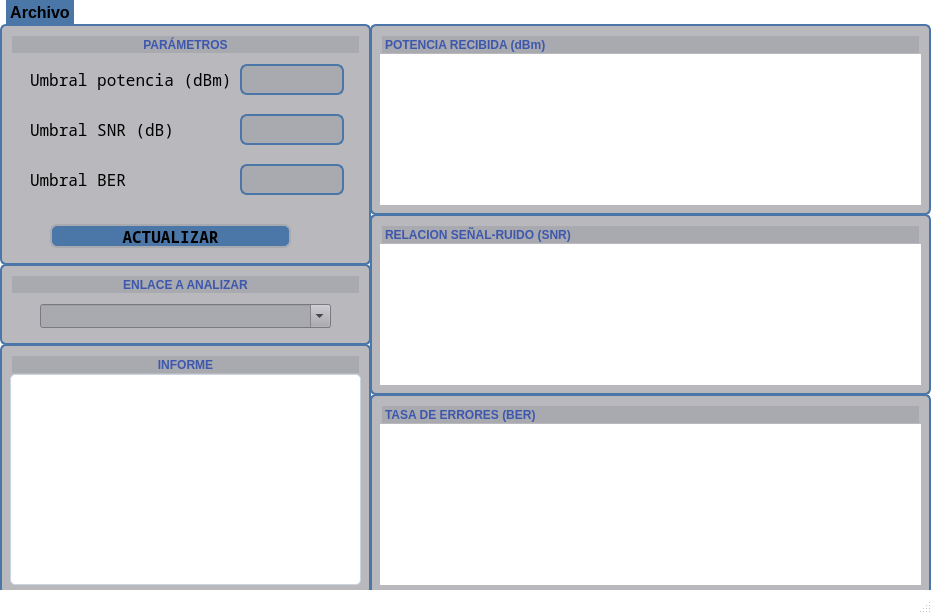
The window that V2/FrontEndProyecto.ui (agusforchettti-png/Proyecto_Py) describes before a commit, drawn with Qt 5.
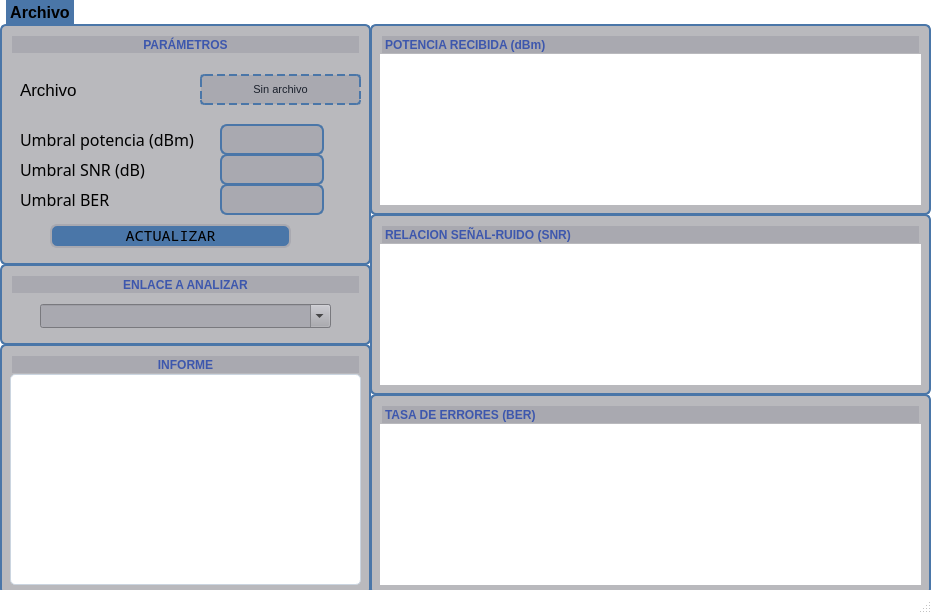
The same window after the commit. Icons and pictures are not drawn.

Commit message: Actualizo interfaz y funciones del proyecto

The edit to the form file:
```diff
--- a/V2/FrontEndProyecto.ui
+++ b/V2/FrontEndProyecto.ui
@@ -113,8 +113,8 @@
     <widget class="QLabel" name="label_7">
      <property name="geometry">
       <rect>
-       <x>30</x>
-       <y>90</y>
+       <x>20</x>
+       <y>130</y>
        <width>221</width>
        <height>31</height>
       </rect>
@@ -230,7 +230,7 @@
      </property>
      <property name="font">
       <font>
-       <family>Noto Sans Mono</family>
+       <family>Sans</family>
        <pointsize>12</pointsize>
        <bold>false</bold>
       </font>
@@ -242,8 +242,8 @@
     <widget class="QLabel" name="label_5">
      <property name="geometry">
       <rect>
-       <x>30</x>
-       <y>140</y>
+       <x>20</x>
+       <y>160</y>
        <width>221</width>
        <height>31</height>
       </rect>
@@ -359,7 +359,7 @@
      </property>
      <property name="font">
       <font>
-       <family>Noto Sans Mono</family>
+       <family>Sans</family>
        <pointsize>12</pointsize>
        <bold>false</bold>
       </font>
@@ -371,8 +371,8 @@
     <widget class="QTextEdit" name="textEdit_4">
      <property name="geometry">
       <rect>
-       <x>240</x>
-       <y>40</y>
+       <x>220</x>
+       <y>100</y>
        <width>104</width>
        <height>31</height>
       </rect>
@@ -513,8 +513,8 @@
     <widget class="QLabel" name="label_6">
      <property name="geometry">
       <rect>
-       <x>30</x>
-       <y>40</y>
+       <x>20</x>
+       <y>100</y>
        <width>221</width>
        <height>31</height>
       </rect>
@@ -630,8 +630,9 @@
      </property>
      <property name="font">
       <font>
-       <family>Noto Sans Mono</family>
+       <family>Sans</family>
        <pointsize>12</pointsize>
+       <italic>false</italic>
        <bold>false</bold>
       </font>
      </property>
@@ -642,8 +643,8 @@
     <widget class="QTextEdit" name="textEdit_3">
      <property name="geometry">
       <rect>
-       <x>240</x>
-       <y>140</y>
+       <x>220</x>
+       <y>160</y>
        <width>104</width>
        <height>31</height>
       </rect>
@@ -784,8 +785,8 @@
     <widget class="QTextEdit" name="textEdit_5">
      <property name="geometry">
       <rect>
-       <x>240</x>
-       <y>90</y>
+       <x>220</x>
+       <y>130</y>
        <width>104</width>
        <height>31</height>
       </rect>
@@ -1133,9 +1134,9 @@
      </property>
      <property name="font">
       <font>
-       <family>Noto Sans Mono</family>
-       <pointsize>12</pointsize>
-       <bold>true</bold>
+       <family>Noto Mono</family>
+       <pointsize>11</pointsize>
+       <bold>false</bold>
       </font>
      </property>
      <property name="styleSheet">
@@ -1180,6 +1181,140 @@
       <set>Qt::AlignmentFlag::AlignCenter</set>
      </property>
     </widget>
+    <widget class="QLabel" name="label">
+     <property name="geometry">
+      <rect>
+       <x>20</x>
+       <y>50</y>
+       <width>141</width>
+       <height>31</height>
+      </rect>
+     </property>
+     <property name="palette">
+      <palette>
+       <active>
+        <colorrole role="WindowText">
+         <brush brushstyle="SolidPattern">
+          <color alpha="255">
+           <red>0</red>
+           <green>0</green>
+           <blue>0</blue>
+          </color>
+         </brush>
+        </colorrole>
+        <colorrole role="Text">
+         <brush brushstyle="SolidPattern">
+          <color alpha="255">
+           <red>0</red>
+           <green>0</green>
+           <blue>0</blue>
+          </color>
+         </brush>
+        </colorrole>
+        <colorrole role="BrightText">
+         <brush brushstyle="SolidPattern">
+          <color alpha="255">
+           <red>255</red>
+           <green>255</green>
+           <blue>255</blue>
+          </color>
+         </brush>
+        </colorrole>
+        <colorrole role="ButtonText">
+         <brush brushstyle="SolidPattern">
+          <color alpha="255">
+           <red>255</red>
+           <green>255</green>
+           <blue>255</blue>
+          </color>
+         </brush>
+        </colorrole>
+       </active>
+       <inactive>
+        <colorrole role="WindowText">
+         <brush brushstyle="SolidPattern">
+          <color alpha="255">
+           <red>0</red>
+           <green>0</green>
+           <blue>0</blue>
+          </color>
+         </brush>
+        </colorrole>
+        <colorrole role="Text">
+         <brush brushstyle="SolidPattern">
+          <color alpha="255">
+           <red>0</red>
+           <green>0</green>
+           <blue>0</blue>
+          </color>
+         </brush>
+        </colorrole>
+        <colorrole role="BrightText">
+         <brush brushstyle="SolidPattern">
+          <color alpha="255">
+           <red>255</red>
+           <green>255</green>
+           <blue>255</blue>
+          </color>
+         </brush>
+        </colorrole>
+        <colorrole role="ButtonText">
+         <brush brushstyle="SolidPattern">
+          <color alpha="255">
+           <red>255</red>
+           <green>255</green>
+           <blue>255</blue>
+          </color>
+         </brush>
+        </colorrole>
+       </inactive>
+       <disabled>
+        <colorrole role="BrightText">
+         <brush brushstyle="SolidPattern">
+          <color alpha="255">
+           <red>255</red>
+           <green>255</green>
+           <blue>255</blue>
+          </color>
+         </brush>
+        </colorrole>
+       </disabled>
+      </palette>
+     </property>
+     <property name="font">
+      <font>
+       <pointsize>13</pointsize>
+       <bold>false</bold>
+      </font>
+     </property>
+     <property name="text">
+      <string>Archivo</string>
+     </property>
+    </widget>
+    <widget class="QLabel" name="label_nombre_archivo">
+     <property name="geometry">
+      <rect>
+       <x>200</x>
+       <y>50</y>
+       <width>161</width>
+       <height>31</height>
+      </rect>
+     </property>
+     <property name="styleSheet">
+      <string notr="true">background-color: #A9A9B0;
+color: #1a202c;
+border: 1.5px dashed #4a76a8;
+border-radius: 4px;
+padding: 2px 6px;
+font-size: 11px;</string>
+     </property>
+     <property name="text">
+      <string>Sin archivo</string>
+     </property>
+     <property name="alignment">
+      <set>Qt::AlignmentFlag::AlignCenter</set>
+     </property>
+    </widget>
    </widget>
    <widget class="QFrame" name="frame_enlace">
     <property name="geometry">
```
Left out of the diff: 174 changed lines with no effect on the pictures. The commit also changes 8 other files.
